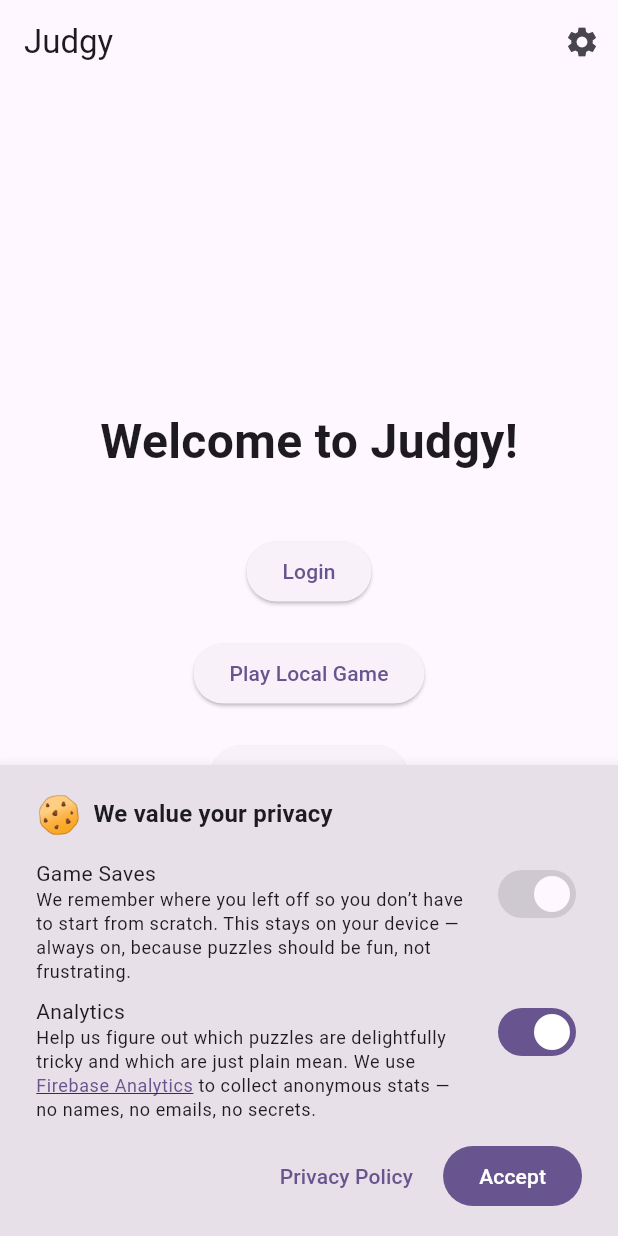
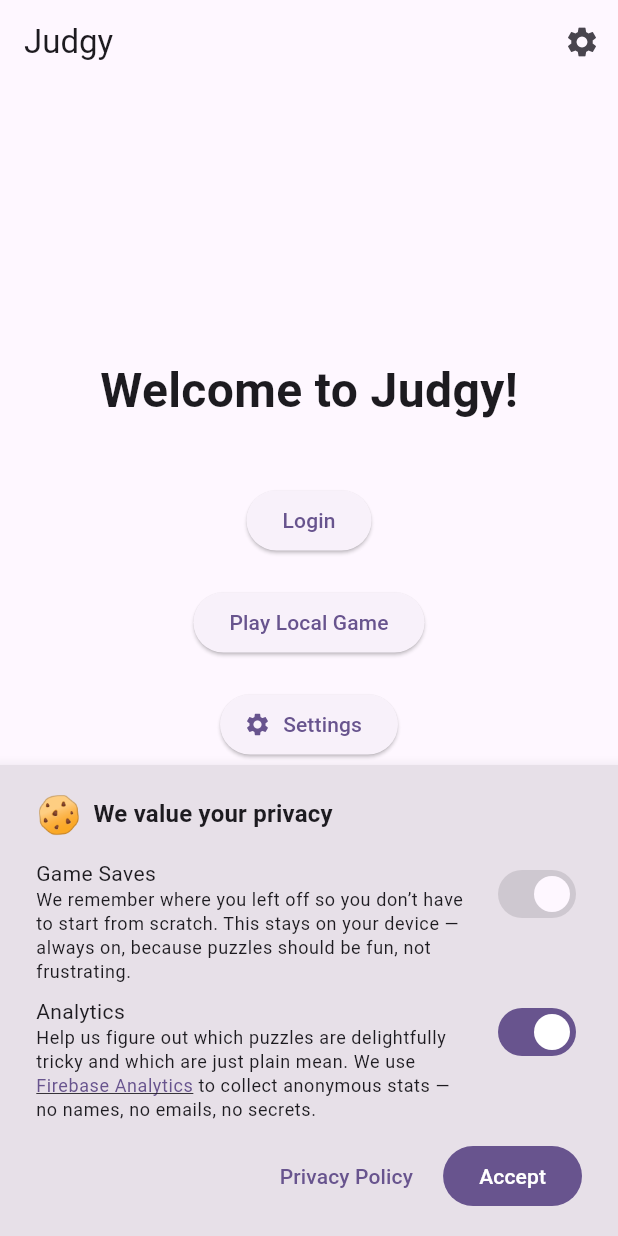
Before and after one commit to bramp/judgy, a Flutter app: the screen it shows after launch, on a phone screen of 412 x 824 dp. Run offline on Flutter 3.47's test engine with Material 3 defaults, Android fonts, the phone set to English and light mode, and no system bars; our stand-ins replace cloud_firestore, csv, firebase_ai, firebase_analytics, firebase_auth, firebase_core and 5 more; missing offline and left inert: firebase_app_check; accounts and stored records are empty; statements that could not run were skipped.

Commit message:
Add hierarchical deck settings UI and category controls

```diff
--- a/apps/judgy/lib/models/bot_personality.dart
+++ b/apps/judgy/lib/models/bot_personality.dart
@@ -15,6 +15,7 @@ class BotPersonality {
     );
   }
 
+  // TODO(bramp): Add comments explaining each field and how it should be used.
   final String id;
   final String name;
   final String role;
--- a/apps/judgy/lib/providers/theme_provider.dart
+++ b/apps/judgy/lib/providers/theme_provider.dart
@@ -1,5 +1,6 @@
 import 'package:flutter/material.dart';
 
+// TODO(bramp): I don't think we need this ThemeProvider - let's delete
 class ThemeProvider extends ChangeNotifier {
   ThemeMode _themeMode = ThemeMode.system;
 
--- a/apps/judgy/lib/services/auth_service.dart
+++ b/apps/judgy/lib/services/auth_service.dart
@@ -93,7 +93,7 @@ class AuthService extends ChangeNotifier {
       final appleCredential = await SignInWithApple.getAppleIDCredential(
         scopes: [
           AppleIDAuthorizationScopes.email,
-          AppleIDAuthorizationScopes.fullName,
+          // AppleIDAuthorizationScopes.fullName,
         ],
       );
 
--- a/apps/judgy/lib/services/consent_service.dart
+++ b/apps/judgy/lib/services/consent_service.dart
@@ -48,6 +48,7 @@ class ConsentService extends ChangeNotifier {
     notifyListeners();
   }
 
+  /// Applies the current consent setting to Firebase Analytics.
   void _applyToFirebase() {
     try {
       if (Firebase.apps.isNotEmpty) {
--- a/apps/judgy/lib/ui/screens/home_screen.dart
+++ b/apps/judgy/lib/ui/screens/home_screen.dart
@@ -58,6 +58,14 @@ class HomeScreen extends StatelessWidget {
               child: const Text('Play Local Game'),
             ),
             const SizedBox(height: 20),
+            ElevatedButton.icon(
+              onPressed: () {
+                unawaited(context.push('/settings'));
+              },
+              icon: const Icon(Icons.settings),
+              label: const Text('Settings'),
+            ),
+            const SizedBox(height: 20),
             ElevatedButton(
               onPressed: () {
                 // TODO(bramp): Navigate to lobby/create game
```
Also changed, not shown: apps/judgy/lib/services/ai_bot_service.dart (+14 -5 lines), 1 other file.
